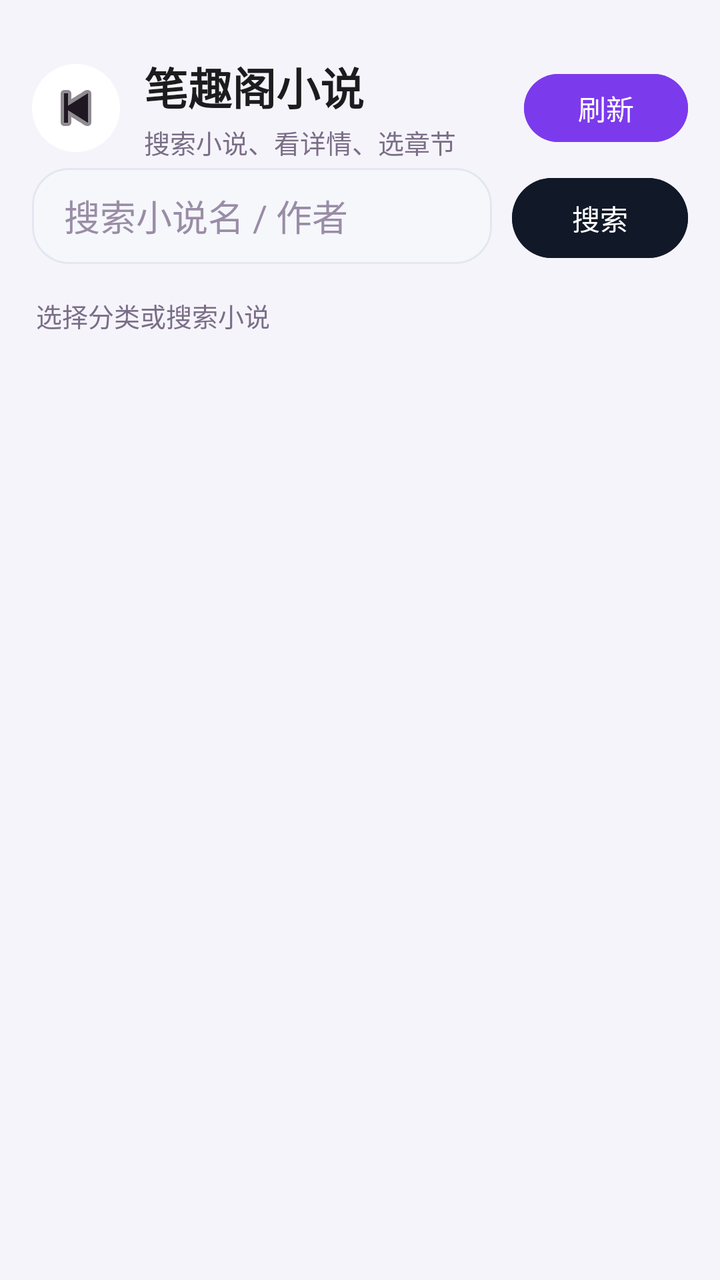
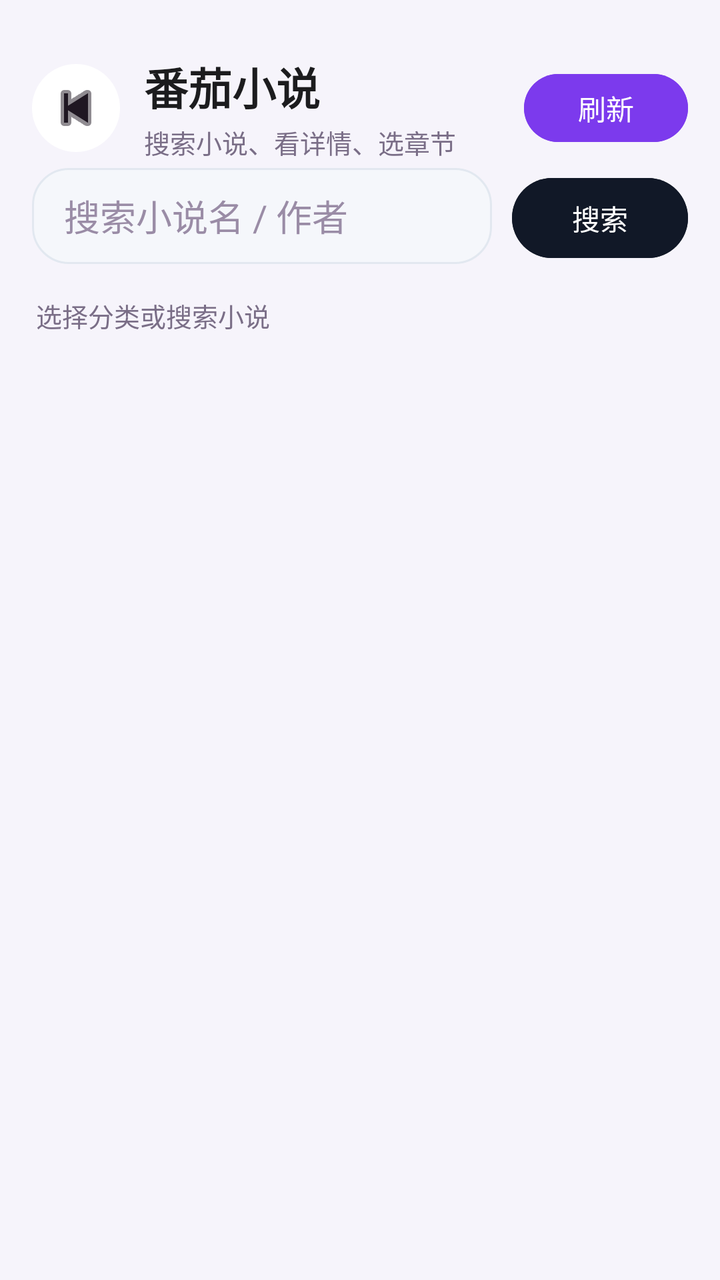

Screens rendered from an Android XML layout before and after an edit, with the pre-edit source and the edit as a unified diff.
<!-- AndroidManifest.xml: application theme Theme.YunoTools -->
<!-- res/layout/activity_novel_reader.xml -->
<?xml version="1.0" encoding="utf-8"?>
<FrameLayout xmlns:android="http://schemas.android.com/apk/res/android"
    xmlns:app="http://schemas.android.com/apk/res-auto"
    android:id="@+id/novelRoot"
    android:layout_width="match_parent"
    android:layout_height="match_parent"
    android:background="#F6F4FB">

    <LinearLayout
        android:layout_width="match_parent"
        android:layout_height="match_parent"
        android:orientation="vertical">

        <LinearLayout
            android:layout_width="match_parent"
            android:layout_height="84dp"
            android:gravity="center_vertical"
            android:orientation="horizontal"
            android:paddingStart="16dp"
            android:paddingTop="24dp"
            android:paddingEnd="16dp">

            <ImageButton
                android:id="@+id/btnBack"
                android:layout_width="44dp"
                android:layout_height="44dp"
                android:background="@drawable/bg_circle_white"
                android:contentDescription="返回"
                android:padding="12dp"
                android:src="@android:drawable/ic_media_previous"
                app:tint="#1F1722" />

            <LinearLayout
                android:layout_width="0dp"
                android:layout_height="match_parent"
                android:layout_marginStart="12dp"
                android:layout_weight="1"
                android:gravity="center_vertical"
                android:orientation="vertical">
                <TextView
                    android:id="@+id/tvTitle"
                    android:layout_width="wrap_content"
                    android:layout_height="wrap_content"
                    android:text="笔趣阁小说"
                    android:textColor="#1C1C1E"
                    android:textSize="22sp"
                    android:textStyle="bold" />
                <TextView
                    android:id="@+id/tvSubtitle"
                    android:layout_width="wrap_content"
                    android:layout_height="wrap_content"
                    android:layout_marginTop="2dp"
                    android:text="搜索小说、看详情、选章节"
                    android:textColor="#7A6E87"
                    android:textSize="13sp" />
            </LinearLayout>

            <Button
                android:id="@+id/btnRefresh"
                android:layout_width="82dp"
                android:layout_height="42dp"
                android:backgroundTint="#7C3AED"
                android:text="刷新"
                android:textColor="#FFFFFF"
                android:textSize="14sp" />
        </LinearLayout>

        <LinearLayout
            android:layout_width="match_parent"
            android:layout_height="wrap_content"
            android:orientation="horizontal"
            android:paddingStart="16dp"
            android:paddingEnd="16dp"
            android:paddingBottom="8dp">

            <EditText
                android:id="@+id/etKeyword"
                android:layout_width="0dp"
                android:layout_height="48dp"
                android:layout_weight="1"
                android:background="@drawable/bg_search_input"
                android:hint="搜索小说名 / 作者"
                android:imeOptions="actionSearch"
                android:inputType="text"
                android:paddingStart="16dp"
                android:paddingEnd="16dp"
                android:textColor="#1F1722"
                android:textColorHint="#9A8CA6" />

            <Button
                android:id="@+id/btnSearch"
                android:layout_width="88dp"
                android:layout_height="48dp"
                android:layout_marginStart="10dp"
                android:backgroundTint="#111827"
                android:text="搜索"
                android:textColor="#FFFFFF" />
        </LinearLayout>

        <HorizontalScrollView
            android:layout_width="match_parent"
            android:layout_height="wrap_content"
            android:paddingStart="12dp"
            android:paddingEnd="12dp"
            android:overScrollMode="never"
            android:scrollbars="none">
            <LinearLayout
                android:id="@+id/filterRow"
                android:layout_width="wrap_content"
                android:layout_height="wrap_content"
                android:orientation="horizontal">
            </LinearLayout>
        </HorizontalScrollView>

        <TextView
            android:id="@+id/tvState"
            android:layout_width="match_parent"
            android:layout_height="wrap_content"
            android:paddingStart="18dp"
            android:paddingTop="8dp"
            android:paddingBottom="6dp"
            android:text="选择分类或搜索小说"
            android:textColor="#7A6E87"
            android:textSize="13sp" />

        <androidx.recyclerview.widget.RecyclerView
            android:id="@+id/rvBooks"
            android:layout_width="match_parent"
            android:layout_height="0dp"
            android:layout_weight="1"
            android:paddingStart="14dp"
            android:paddingEnd="14dp"
            android:paddingBottom="14dp" />
    </LinearLayout>

    <ProgressBar
        android:id="@+id/progress"
        android:layout_width="48dp"
        android:layout_height="48dp"
        android:layout_gravity="center"
        android:visibility="gone" />
</FrameLayout>
<!-- resources referenced by this layout -->
<resources>
  <!-- drawable bg_circle_white (drawable) -->
  <?xml version="1.0" encoding="utf-8"?>
  <shape xmlns:android="http://schemas.android.com/apk/res/android" android:shape="oval">
      <solid android:color="#FFFFFFFF" />
  </shape>
  <!-- drawable bg_search_input (drawable) -->
  <?xml version="1.0" encoding="utf-8"?>
  <shape xmlns:android="http://schemas.android.com/apk/res/android">
      <solid android:color="#F5F7FB" />
      <stroke
          android:width="1dp"
          android:color="#E2E8F0" />
      <corners android:radius="18dp" />
      <padding
          android:left="12dp"
          android:top="8dp"
          android:right="12dp"
          android:bottom="8dp" />
  </shape>
  <style name="Theme.YunoTools" parent="Theme.Material3.Light.NoActionBar">
          <item name="colorPrimary">@color/primary</item>
          <item name="colorPrimaryDark">@color/primary_dark</item>
          <item name="colorAccent">@color/accent</item>
          <item name="android:statusBarColor">#F2F2F7</item>
          <item name="android:windowLightStatusBar">true</item>
          <item name="android:navigationBarColor">@android:color/white</item>
          <item name="android:windowLightNavigationBar">true</item>
      </style>
  <color name="primary">#007AFF</color>
  <color name="primary_dark">#0062CC</color>
  <color name="accent">#34C759</color>
</resources>

<!-- the commit's change to res/layout/activity_novel_reader.xml (unified diff, before → after) -->
@@ -41,7 +41,7 @@
                     android:id="@+id/tvTitle"
                     android:layout_width="wrap_content"
                     android:layout_height="wrap_content"
-                    android:text="笔趣阁小说"
+                    android:text="番茄小说"
                     android:textColor="#1C1C1E"
                     android:textSize="22sp"
                     android:textStyle="bold" />
